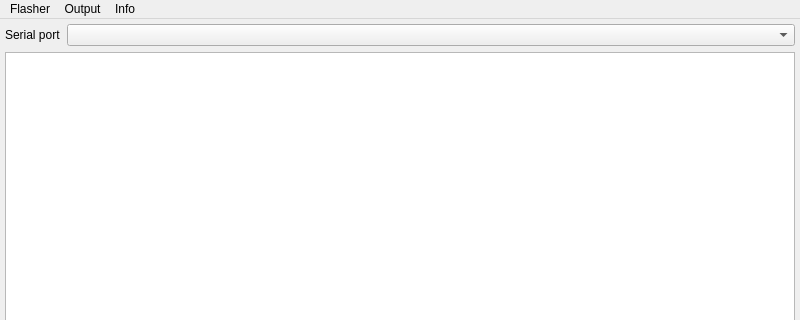
Before: the Qt Designer form tools/camflasher/camflasher.ui in remibert/pycameresp, drawn with Qt 5; both pictures show x 0 to 800 and y 0 to 320 of the 800 by 600 pixel window.
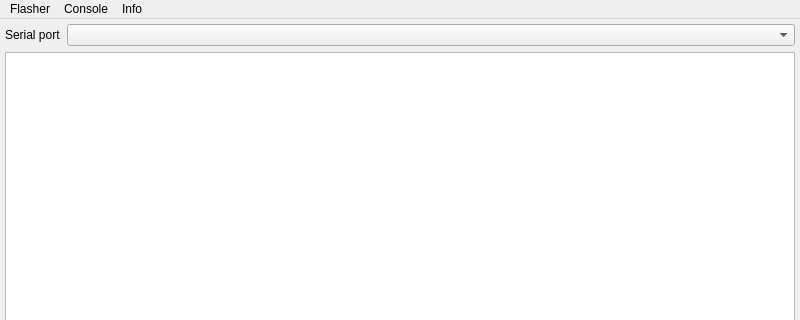
After: the same form once the commit is applied. Icons and pictures are not drawn.

Patch:
```diff
--- a/tools/camflasher/camflasher.ui
+++ b/tools/camflasher/camflasher.ui
@@ -89,9 +89,9 @@
     </property>
     <addaction name="action_flash"/>
    </widget>
-   <widget class="QMenu" name="menu_output">
+   <widget class="QMenu" name="menu_console">
     <property name="title">
-     <string>Output</string>
+     <string>Console</string>
     </property>
     <addaction name="action_copy"/>
     <addaction name="action_paste"/>
@@ -106,7 +106,7 @@
     <addaction name="action_about"/>
    </widget>
    <addaction name="menu_flasher"/>
-   <addaction name="menu_output"/>
+   <addaction name="menu_console"/>
    <addaction name="menu_info"/>
   </widget>
   <action name="action_flash">
```
Left out of the diff: 14 changed lines with no effect on the pictures.
